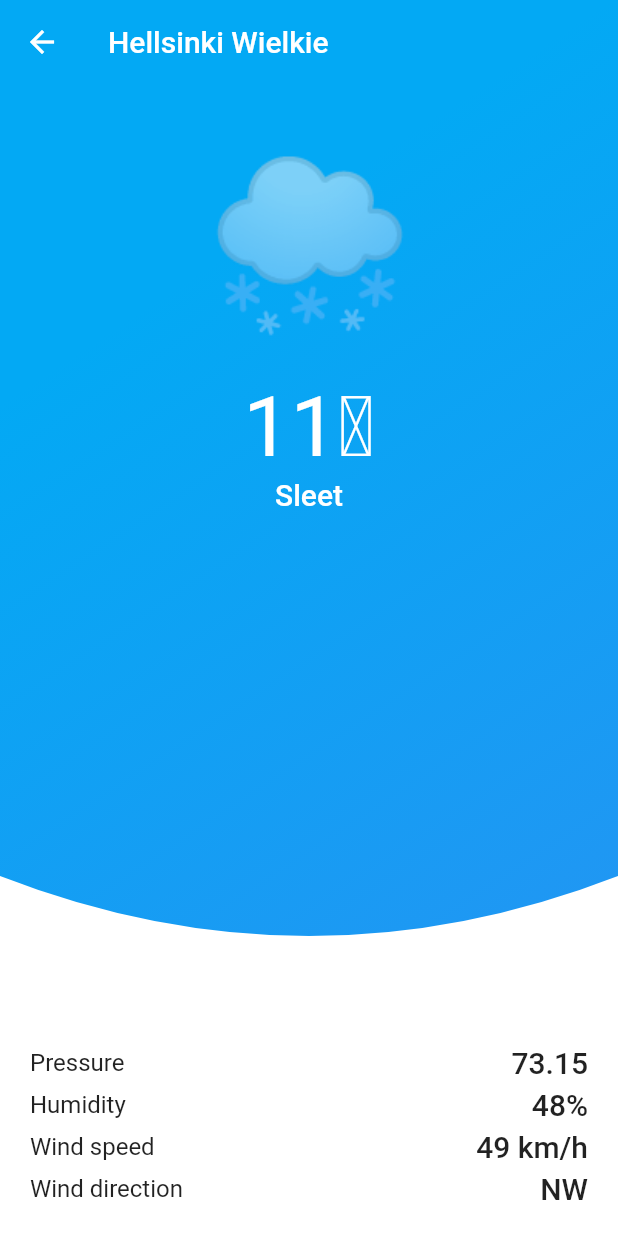
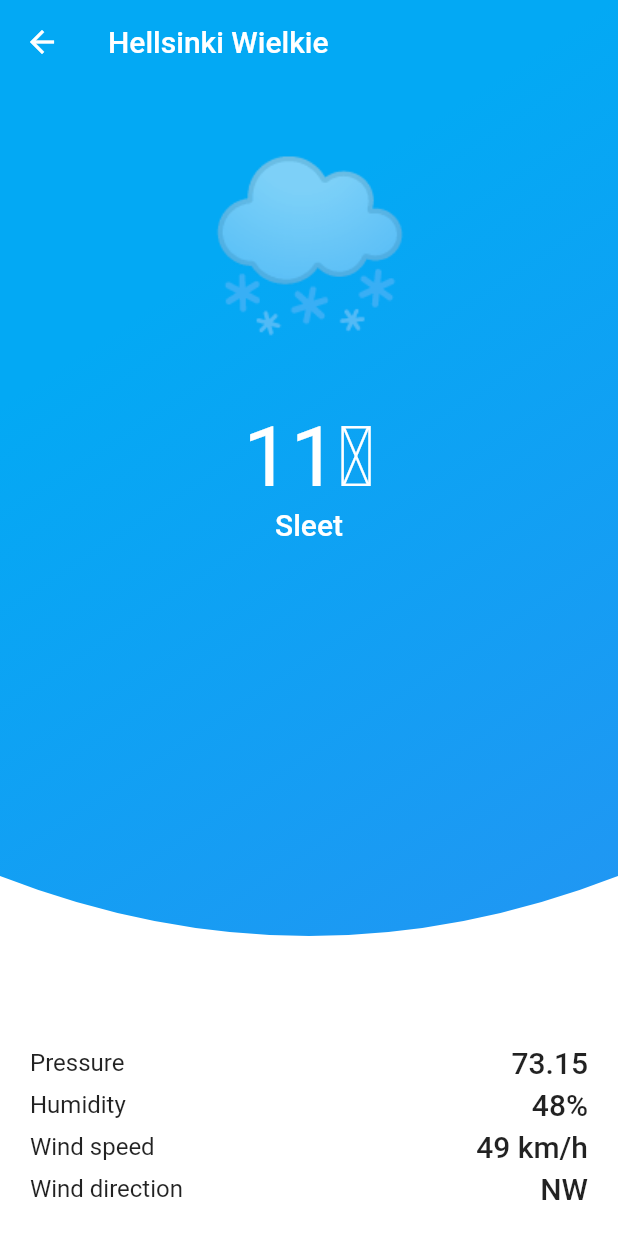
Before and after one commit to kmd-poland/flutter_workshop, a Flutter app: the screen it shows after launch, after a tap on "Hellsinki Wielkie", on a phone screen of 412 x 824 dp. Run offline on Flutter 3.47's test engine with Material 2 defaults, Android fonts, the phone set to English and light mode, and no system bars.

Commit message:
locations from service

```diff
--- a/lib/screens/choose_location_page.dart
+++ b/lib/screens/choose_location_page.dart
@@ -1,5 +1,6 @@
 import 'package:flutter/material.dart';
 import 'package:flutterworkshops/screens/weather_page.dart';
+import 'package:flutterworkshops/services/weather_service.dart';
 
 class ChooseLocationPage extends StatefulWidget {
   ChooseLocationPage({Key key, this.title}) : super(key: key);
@@ -31,19 +32,30 @@ class _ChooseLocationPageState extends State<ChooseLocationPage> {
         appBar: AppBar(
           title: Text(widget.title),
         ),
-        body: Column(children: <Widget>[
-          TextField(onChanged: (text) {
-            //TODO call WeatherService and update state
-          },),
-          Expanded(child: ListView.builder(
-              itemCount: _locations.length,
-              itemBuilder: (context, index) {
-            var item = _locations[index];
-            return ListTile(title: Text(item), onTap: () {
-              Navigator.of(context).push(MaterialPageRoute(builder: (context) => WeatherPage(item)));
-            },);
-          }),)
-        ],)
-    );
+        body: Column(
+          children: <Widget>[
+            TextField(
+              onChanged: (text) {
+                setState(() {
+                  _locations = WeatherService.get().getLocation(text);
+                });
+              },
+            ),
+            Expanded(
+              child: ListView.builder(
+                  itemCount: _locations.length,
+                  itemBuilder: (context, index) {
+                    var item = _locations[index];
+                    return ListTile(
+                      title: Text(item),
+                      onTap: () {
+                        Navigator.of(context).push(MaterialPageRoute(
+                            builder: (context) => WeatherPage(item)));
+                      },
+                    );
+                  }),
+            )
+          ],
+        ));
   }
 }
--- a/lib/widgets/wather_card.dart
+++ b/lib/widgets/wather_card.dart
@@ -54,7 +54,7 @@ class WeatherCard extends StatelessWidget {
             children: <Widget>[
               WeatherIcon(details),
               SizedBox(
-                height: 20,
+                height: 40,
               ),
               Text(
                 "${details.temperature.floor()}℃",
```
